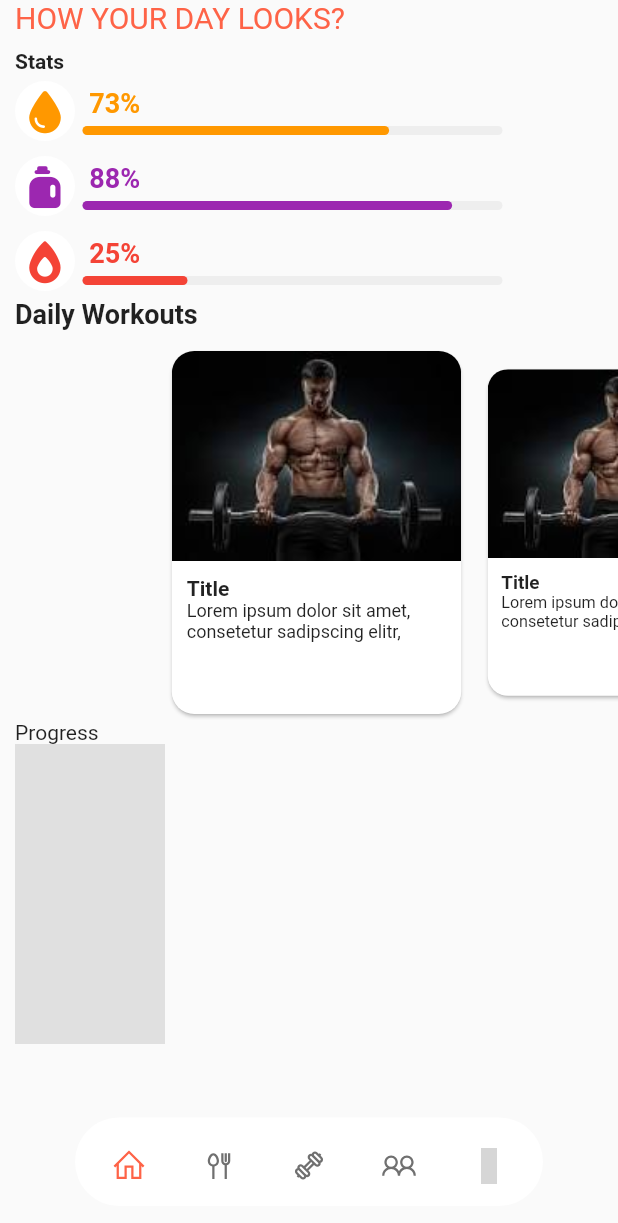
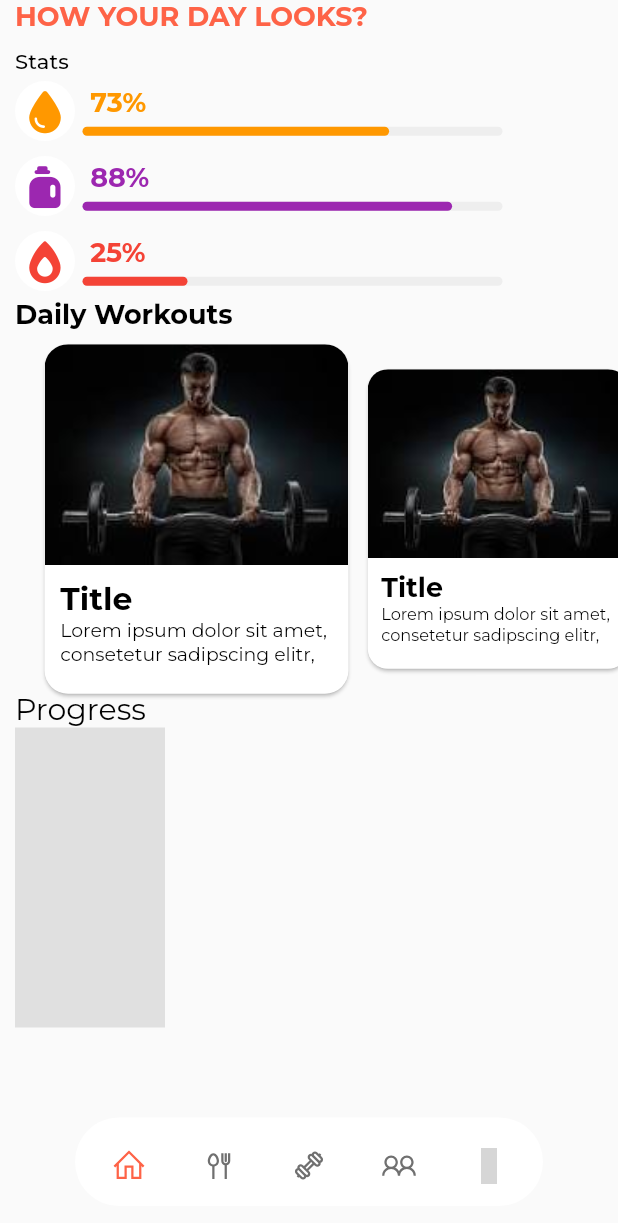
Before and after one commit to ColtonDevAcc/fitstack_app, a Flutter app: the screen it shows after launch, after a tap on "SIGN IN", on a phone screen of 412 x 824 dp. Shown: the top 1223 px of the screen. Run offline on Flutter 3.47's test engine with Material 2 defaults, Android fonts, the light colour scheme and no system bars; drawn by our look-alikes of dot_navigation_bar; our stand-ins replace auto_route, device_preview, flutter_svg, font_awesome_flutter, google_fonts, line_icons; grey boxes are pictures that could not be loaded.

Commit message:
Theme and WorkoutFeed Fixes

```diff
--- a/lib/core/theme/color_Theme.dart
+++ b/lib/core/theme/color_Theme.dart
@@ -1,6 +1,4 @@
-import 'package:fitstackapp/core/theme/text_theme.dart';
 import 'package:flutter/material.dart';
-import 'package:google_fonts/google_fonts.dart';
 
 class FSColorTheme {
   Color primaryColor = Colors.redAccent;
@@ -50,50 +48,8 @@ class FSColorTheme {
         primary: Color.fromRGBO(254, 99, 71, 1),
         secondary: Color.fromRGBO(87, 54, 232, 1),
       ),
-      textTheme: GoogleFonts.latoTextTheme().copyWith(
-        headline4: GoogleFonts.bebasNeue(
-          textStyle: textTheme.headline4,
-          color: Theme.of(context).colorScheme.primary,
-          fontSize: 12,
-        ),
-        headline3: GoogleFonts.montserrat(
-          textStyle: textTheme.headline1,
-          fontWeight: FontWeight.bold,
-          color: Theme.of(context).colorScheme.primary,
-          fontSize: 18,
-        ),
-        button: GoogleFonts.montserrat(
-          textStyle: textTheme.headline4,
-          color: Theme.of(context).colorScheme.primary,
-          fontSize: 15,
-        ),
-        bodyText1: GoogleFonts.bebasNeue(
-          textStyle: textTheme.headline4,
-          color: Theme.of(context).colorScheme.onBackground,
-          fontSize: 10,
-        ),
-        bodyText2: GoogleFonts.montserrat(
-          textStyle: textTheme.headline4,
-          color: Colors.black,
-          fontSize: 20,
-        ),
-        subtitle1: GoogleFonts.montserrat(
-          textStyle: textTheme.headline4,
-          fontSize: 16,
-          color: Colors.black,
-        ),
-        subtitle2: GoogleFonts.montserrat(
-          textStyle: textTheme.headline4,
-          fontSize: 14,
-          color: Colors.black,
-        ),
-        headline6: GoogleFonts.montserrat(
-          textStyle: textTheme.headline4,
-          fontSize: 15,
-          color: Colors.black,
-        ),
-      ),
-      primaryTextTheme: FSTextTheme.Primary_Text_Theme(context),
+      textTheme: textTheme,
+      primaryTextTheme: textTheme,
     );
   }
 }
--- /dev/null
+++ b/lib/core/theme/test.dart
@@ -0,0 +1 @@
+const String test = "Hello";
--- a/lib/core/theme/text_theme.dart
+++ b/lib/core/theme/text_theme.dart
@@ -1,13 +1,13 @@
 import 'package:flutter/material.dart';
 import 'package:google_fonts/google_fonts.dart';
 
-class FSTextTheme extends TextTheme {
+class FSTextTheme {
   static Primary_Text_Theme(BuildContext context) {
-    final textTheme = Theme.of(context).textTheme;
+    final TextTheme textTheme = TextTheme();
 
     return GoogleFonts.latoTextTheme().copyWith(
       headline4: GoogleFonts.bebasNeue(
-        textStyle: TextStyle(),
+        textStyle: textTheme.headline4,
         color: Theme.of(context).colorScheme.primary,
       ),
       headline3: GoogleFonts.montserrat(
--- a/lib/features/dashboard/presentation/dashboard_view.dart
+++ b/lib/features/dashboard/presentation/dashboard_view.dart
@@ -1,4 +1,3 @@
-import 'package:carousel_slider/carousel_slider.dart';
 import 'package:fitstackapp/widgets/atoms/workout_card.dart';
 import 'package:fitstackapp/widgets/molecules/statistics_dashboard.dart';
 import 'package:flutter/material.dart';
@@ -15,6 +14,7 @@ class DashBoard_View extends StatefulWidget {
 class _DashBoard_ViewState extends State<DashBoard_View> {
   int currIndex = 0;
   final PageController _pageController = PageController(viewportFraction: 0.5);
+  //final PageController _pageController = PageController();
 
   @override
   Widget build(BuildContext context) {
@@ -29,14 +29,12 @@ class _DashBoard_ViewState extends State<DashBoard_View> {
                 children: [
                   Text(
                     "HOW YOUR DAY LOOKS?",
-                    style: TextStyle(
-                        fontSize: 20,
-                        color: Theme.of(context).colorScheme.primary),
+                    style: Theme.of(context).textTheme.headline3,
                   ),
                   SizedBox(height: 10),
                   Text(
                     "Stats",
-                    style: TextStyle(fontWeight: FontWeight.bold),
+                    style: Theme.of(context).textTheme.subtitle2,
                   ),
                   Statistics_Dashboard(),
                   Text(
@@ -45,8 +43,11 @@ class _DashBoard_ViewState extends State<DashBoard_View> {
                   ),
                   SizedBox(height: 10),
                   SizedBox(
-                    height: 250,
+                    height: 230,
+                    width: double.infinity,
                     child: PageView.builder(
+                      clipBehavior: Clip.none,
+                      pageSnapping: false,
                       controller: _pageController,
                       onPageChanged: (index) {
                         setState(() {
@@ -56,10 +57,16 @@ class _DashBoard_ViewState extends State<DashBoard_View> {
                       scrollDirection: Axis.horizontal,
                       itemCount: 10,
                       itemBuilder: (BuildContext context, int index) {
-                          return Transform.scale(
-                              scale: index == currIndex ? 1 : 0.9,
-                              child: WorkoutCard());
-                        }),
+                        return Transform.translate(
+                          offset: Offset(-80, 0),
+                          child: AnimatedScale(
+                            scale: index == currIndex ? 1.05 : 0.9,
+                            child: WorkoutCard(),
+                            duration: Duration(milliseconds: 200),
+                          ),
+                        );
+                      },
+                    ),
                   ),
                   Text("Progress"),
                   Container(
--- a/lib/features/login/presentation/login_view.dart
+++ b/lib/features/login/presentation/login_view.dart
@@ -1,4 +1,5 @@
 import 'package:auto_route/auto_route.dart';
+import 'package:fitstackapp/core/theme/test.dart';
 import 'package:fitstackapp/widgets/atoms/focusedButton_widget.dart';
 import 'package:fitstackapp/widgets/atoms/socialAuthButton_widget.dart';
 import 'package:fitstackapp/widgets/atoms/textfield_widget.dart';
@@ -32,14 +33,12 @@ class Login_View extends StatelessWidget {
               SizedBox(height: 15),
               Text('LETS SIGN YOU IN,',
                   textScaleFactor: 1.6,
-                  style: TextStyle(color: Theme.of(context).primaryColor)),
+                  //style: TextStyle(color: Theme.of(context).primaryColor),
+                  style: Theme.of(context).textTheme.headline4),
               SizedBox(height: 15),
               Text(
                 'Welcome Back you\'ve\nbeen missed!',
-                textScaleFactor: 1.6,
-                style: TextStyle(
-                  fontWeight: FontWeight.w300,
-                ),
+                style: Theme.of(context).textTheme.bodyMedium,
               ),
               Spacer(flex: 2),
               TextField_Widget(
--- a/lib/main.dart
+++ b/lib/main.dart
@@ -1,5 +1,6 @@
 import 'package:auto_route/auto_route.dart';
 import 'package:fitstackapp/core/routing/appRouter.gr.dart';
+import 'package:fitstackapp/core/theme/theme.dart';
 import 'package:fitstackapp/features/login/presentation/login_view.dart';
 import 'package:flutter/foundation.dart';
 import 'package:flutter/material.dart';
@@ -27,7 +28,7 @@ class MyApp extends StatelessWidget {
   Widget build(BuildContext context) {
     return kDebugMode != true
         ? MaterialApp.router(
-            theme: FSColorTheme.Light(context),
+            theme: lightTheme,
             routerDelegate: _appRouter.delegate(
               navigatorObservers: () => [AutoRouteObserver()],
             ),
@@ -39,7 +40,7 @@ class MyApp extends StatelessWidget {
             useInheritedMediaQuery: true,
             locale: DevicePreview.locale(context),
             builder: DevicePreview.appBuilder,
-            theme: FSColorTheme.Light(context),
+            theme: lightTheme,
             routerDelegate: _appRouter.delegate(),
             routeInformationParser: _appRouter.defaultRouteParser(),
             routeInformationProvider: _appRouter.routeInfoProvider(),
--- a/lib/widgets/atoms/textfield_widget.dart
+++ b/lib/widgets/atoms/textfield_widget.dart
@@ -5,7 +5,9 @@ class TextField_Widget extends StatelessWidget {
   final String? hintText;
   final String? bottomTitle;
 
-  const TextField_Widget({Key? key, required this.title, this.bottomTitle, this.hintText}) : super(key: key);
+  const TextField_Widget(
+      {Key? key, required this.title, this.bottomTitle, this.hintText})
+      : super(key: key);
 
   @override
   Widget build(BuildContext context) {
@@ -17,9 +19,7 @@ class TextField_Widget extends StatelessWidget {
           Text(
             title,
             textScaleFactor: 1.4,
-            style: TextStyle(
-              fontWeight: FontWeight.w300,
-            ),
+            style: Theme.of(context).textTheme.subtitle2,
           ),
           SizedBox(height: 10),
           TextField(
@@ -31,7 +31,8 @@ class TextField_Widget extends StatelessWidget {
               ),
               focusedBorder: OutlineInputBorder(
                 borderRadius: BorderRadius.circular(10),
-                borderSide: BorderSide(color: Theme.of(context).colorScheme.secondary),
+                borderSide:
+                    BorderSide(color: Theme.of(context).colorScheme.secondary),
               ),
               filled: true,
               fillColor: Theme.of(context).colorScheme.surface,
--- a/lib/widgets/atoms/workout_card.dart
+++ b/lib/widgets/atoms/workout_card.dart
@@ -15,6 +15,8 @@ class _WorkoutCardState extends State<WorkoutCard> {
         maxHeight: 200,
         maxWidth: 200,
       ),
+      height: 200,
+      width: 200,
       child: Card(
         clipBehavior: Clip.antiAlias,
         color: Colors.white,
```
Also changed, not shown: lib/core/theme/theme.dart (added, +69 -0 lines). Lines whose indentation alone changed are shown as unchanged.
